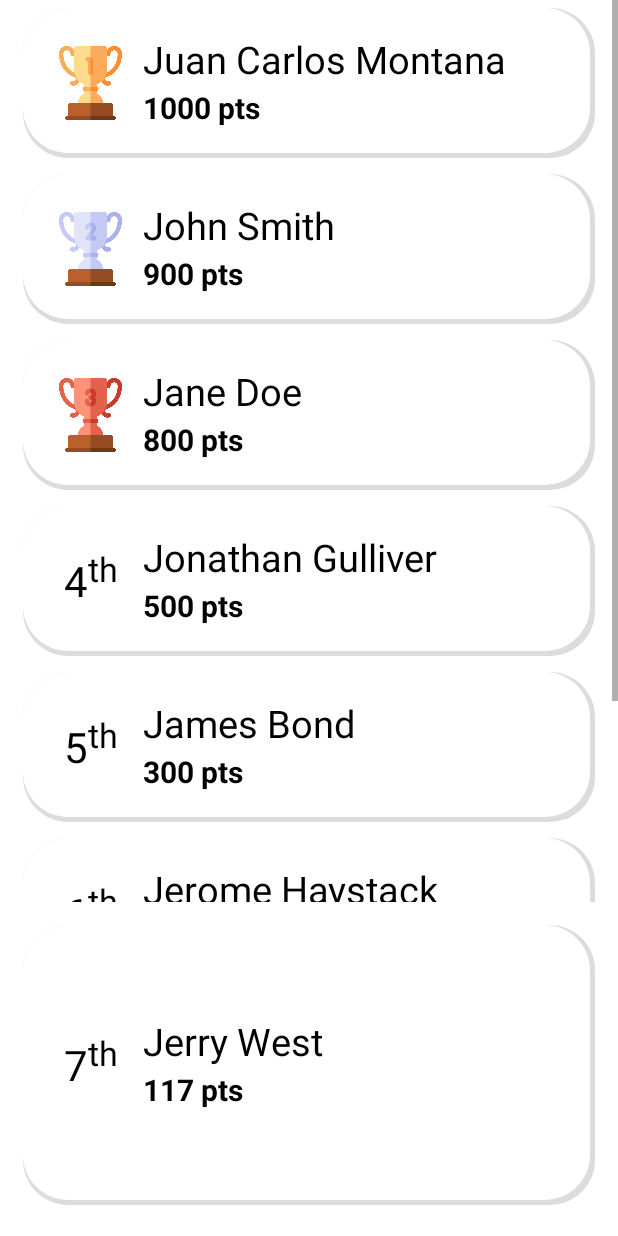
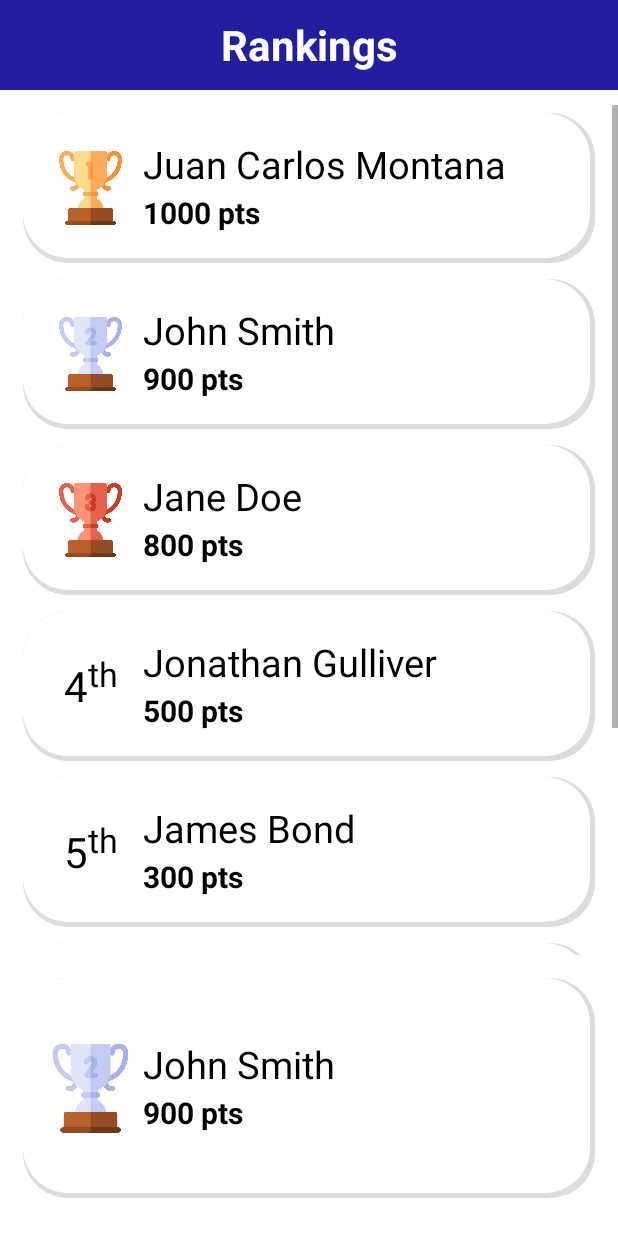
Before and after one commit to CMPUT301W23T17/JellyFizz, an Android app: the fragment RankingFragment shown on its own in the app's theme, on a phone screen of 412 x 824 dp. Run offline under Robolectric (Android 15) with nearby library versions, the phone set to English and light mode, and no system bars; Roboto replaces fonts that are not available here.

Commit message:
added header bar for ranking fragment

```diff
--- a/QR_Code_Hunter/app/src/main/java/com/example/qr_code_hunter/Ranking_screen.java
+++ b/QR_Code_Hunter/app/src/main/java/com/example/qr_code_hunter/RankingFragment.java
@@ -4,9 +4,7 @@ import android.os.Bundle;
 
 import androidx.annotation.NonNull;
 import androidx.annotation.Nullable;
-import androidx.appcompat.app.AppCompatActivity;
 import androidx.fragment.app.Fragment;
-import androidx.fragment.app.FragmentActivity;
 
 import android.text.Html;
 import android.view.LayoutInflater;
@@ -21,10 +19,10 @@ import java.util.Objects;
 
 /**
  * A simple {@link Fragment} subclass.
- * Use the {@link Ranking_screen#newInstance} factory method to
+ * Use the {@link RankingFragment#newInstance} factory method to
  * create an instance of this fragment.
  */
-public class Ranking_screen extends Fragment {
+public class RankingFragment extends Fragment {
     ListView rankings;
     ArrayList<Rank> rankArr = new ArrayList<>();
     TextView header;
@@ -37,7 +35,7 @@ public class Ranking_screen extends Fragment {
     private String mParam1;
     private String mParam2;
 
-    public Ranking_screen() {
+    public RankingFragment() {
         // Required empty public constructor
     }
 
@@ -50,8 +48,8 @@ public class Ranking_screen extends Fragment {
      * @return A new instance of fragment Ranking_screen.
      */
     // TODO: Rename and change types and number of parameters
-    public static Ranking_screen newInstance(String param1, String param2) {
-        Ranking_screen fragment = new Ranking_screen();
+    public static RankingFragment newInstance(String param1, String param2) {
+        RankingFragment fragment = new RankingFragment();
         Bundle args = new Bundle();
         args.putString(ARG_PARAM1, param1);
         args.putString(ARG_PARAM2, param2);
@@ -72,7 +70,7 @@ public class Ranking_screen extends Fragment {
     public View onCreateView(LayoutInflater inflater, ViewGroup container,
                              Bundle savedInstanceState) {
         // Inflate the layout for this fragment
-        return inflater.inflate(R.layout.fragment_ranking_screen, container, false);
+        return inflater.inflate(R.layout.fragment_ranking, container, false);
 
     }
 
@@ -105,7 +103,7 @@ public class Ranking_screen extends Fragment {
         RankAdapter adapter = new RankAdapter(getActivity(), 0, rankArr);
         rankings.setAdapter(adapter);
 
-        displayYourRank("Jerry West");
+        displayYourRank("John Smith");
     }
 
     public void updateEntry(Rank rank, int newPos) {
--- a/QR_Code_Hunter/app/src/main/res/layout/fragment_ranking_screen.xml
+++ b/QR_Code_Hunter/app/src/main/res/layout/fragment_ranking.xml
@@ -3,14 +3,29 @@
     xmlns:app="http://schemas.android.com/apk/res-auto"
     android:layout_width="match_parent"
     android:layout_height="match_parent">
+
     <LinearLayout
         android:layout_width="match_parent"
         android:layout_height="match_parent"
         android:orientation="vertical">
+
+        <TextView
+            android:id="@+id/ranking_header"
+            android:layout_width="match_parent"
+            android:layout_height="60dp"
+            android:text="Rankings"
+            android:textSize="28sp"
+            android:textColor="@color/white"
+            android:background="#231E9F"
+            android:textStyle="bold"
+            android:gravity="center"
+            />
+
         <ListView
             android:id="@+id/leaderboard"
             android:layout_width="match_parent"
             android:layout_height="500dp"
+            android:layout_marginTop="10dp"
             android:layout_marginBottom="10dp"
             android:divider="@null"
             android:dividerHeight="0dp"
@@ -21,11 +36,11 @@
             android:layout_width="match_parent"
             android:layout_height="100dp"
             android:layout_weight="1"
-            android:paddingBottom="15dp">
+            android:paddingBottom="20dp">
+
             <RelativeLayout
                 android:layout_marginRight="10dp"
                 android:layout_marginLeft="10dp"
-
                 android:layout_width="match_parent"
                 android:layout_height="match_parent">
                 <ImageView
```
Also changed, not shown: QR_Code_Hunter/app/src/main/res/layout/activity_ranking.xml (deleted, +0 -115 lines).
